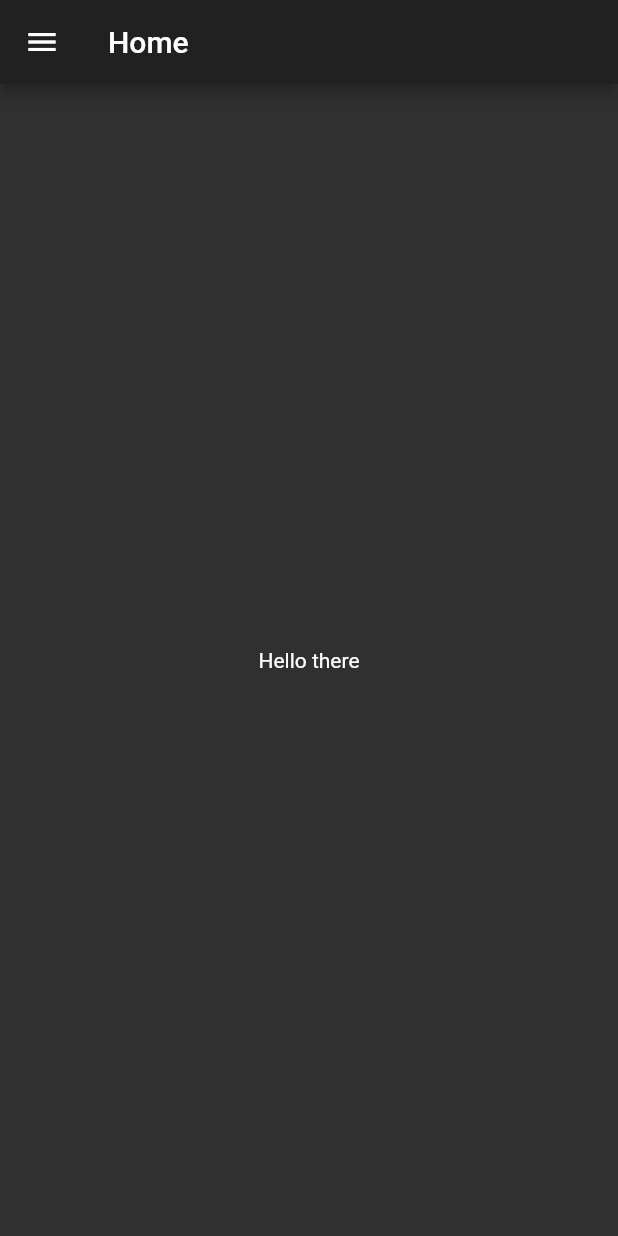
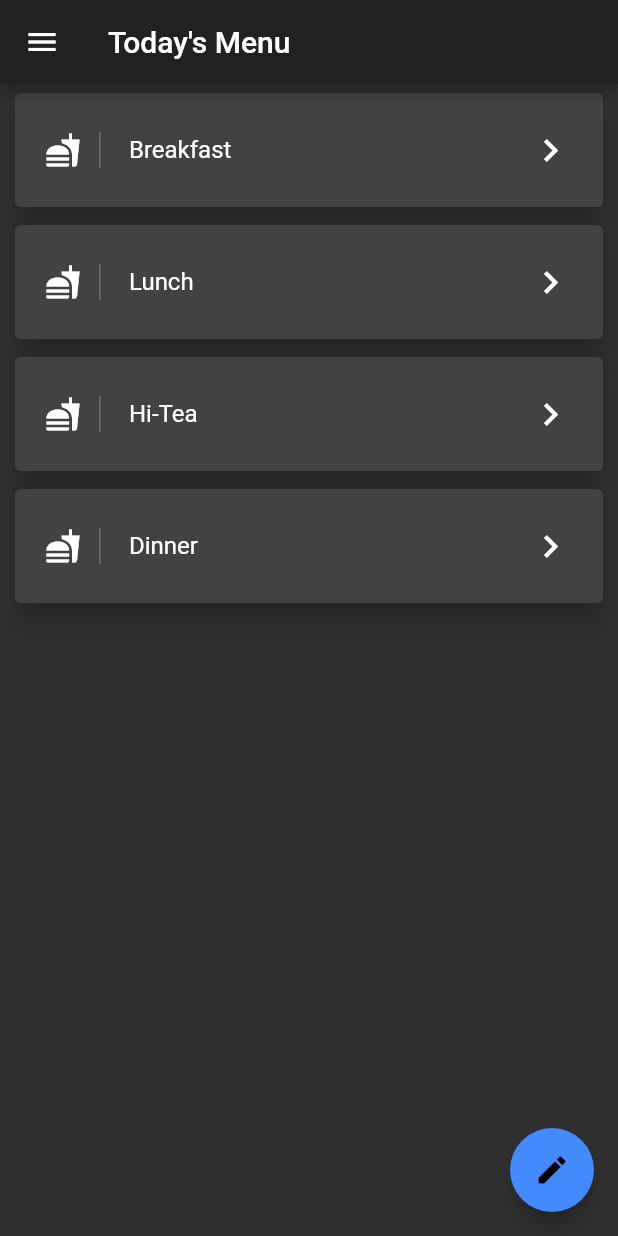
Before and after one commit to DanccKnight/DMRS-, a Flutter app: the Home screen opened by its route, on a phone screen of 412 x 824 dp. Run offline on Flutter 3.47's test engine with Material 2 defaults, Android fonts, the phone set to English and light mode, and no system bars; our stand-ins replace cloud_firestore, firebase_auth, google_sign_in; accounts and stored records are empty.

Commit message:
Hacky solution for user not being updated

```diff
--- a/lib/UI/HomePage.dart
+++ b/lib/UI/HomePage.dart
@@ -1,6 +1,7 @@
 import 'package:flutter/gestures.dart';
 import 'package:flutter/material.dart';
 import 'package:url_launcher/url_launcher.dart';
+import 'package:dmrs/Data/Singleton.dart';
 
 class Home extends StatefulWidget {
   @override
@@ -10,11 +11,26 @@ class Home extends StatefulWidget {
 class _HomeState extends State<Home> {
   TapGestureRecognizer _githubTapRecognizer;
 
+  UserData user = UserData();
+  bool _ask;
+  final String _b = "Breakfast";
+  final String _l = "Lunch";
+  final String _ht = "Hi-Tea";
+  final String _d = "Dinner";
+
   @override
   void initState() {
     super.initState();
     _githubTapRecognizer = new TapGestureRecognizer()
       ..onTap = () => _openUrl(githubUrl);
+    askIfEmployee(user);
+    Future.delayed(Duration(seconds: 1), ()=>setState((){}));
+  }
+
+  askIfEmployee(UserData user) {
+    if (user.user.isEmployee == null) {
+      _ask = true;
+    }
   }
 
   @override
@@ -24,7 +40,7 @@ class _HomeState extends State<Home> {
   }
 
   void _openUrl(String url) async {
-    // Close the about dialog.
+    // Close the about dialog.static Future<bool> signUpWithGoogle({bool silent})
     Navigator.pop(context);
 
     if (await canLaunch(url)) {
@@ -36,22 +52,32 @@ class _HomeState extends State<Home> {
 
   @override
   Widget build(BuildContext context) {
+    return mainThing();
+  }
+
+  Widget mainThing(){
     return Scaffold(
         appBar: AppBar(
-        title: new Text("Home"),
+          title: new Text("Today's Menu"),
         ),
         drawer: Drawer(
           child: ListView(
             padding: EdgeInsets.zero,
             children: <Widget>[
-            DrawerHeader(
-              child: Text('Username'),
-              decoration: BoxDecoration(color: Colors.indigoAccent),
+              UserAccountsDrawerHeader(
+                accountName: Text(UserData().fireUser==null?"":UserData().fireUser.displayName),
+                accountEmail: Text(UserData().fireUser==null?"":UserData().fireUser.email),
+                currentAccountPicture: new GestureDetector(
+                  child: new CircleAvatar(
+                    backgroundImage: new NetworkImage(UserData().fireUser==null?"":user.fireUser.photoUrl),
+                  ),
+                ),
+                decoration: BoxDecoration(color: Colors.blueAccent),
               ),
               ListTile(
-              title: Text('Mess Menu'),
+                title: Text('Feedback'),
                 onTap: () {
-                Navigator.of(context).pushNamed('/Menu');
+                  Navigator.of(context).pushNamed('/Feedback');
                 },
               ),
               ListTile(
@@ -62,10 +88,21 @@ class _HomeState extends State<Home> {
           ),
         ),
         body: Center(
-        child: new Text("Hello there"),
+            child: Column(children: <Widget>[
+              card(_b),
+              card(_l),
+              card(_ht),
+              card(_d),
+            ])),
+        floatingActionButton: new FloatingActionButton(
+          onPressed: null,
+          child: Icon(Icons.edit,
+            color: Colors.black,
           ),
-    );
+          backgroundColor: Colors.blueAccent,
+        ));
   }
+
 
   static const String githubUrl = 'https://github.com/DanccKnight/DMRS-';
 
@@ -79,14 +116,14 @@ class _HomeState extends State<Home> {
           content: new RichText(
               text: new TextSpan(
                   text:
-                      'The app has been made using Flutter, check out the source code from: ',
+                      'This app has been made using Flutter and Cloud Firestore. Feel free to check out the code at: ',
                   children: <TextSpan>[
                 new TextSpan(
                     text: 'https://github.com/DanccKnight/DMRS-',
                     recognizer: _githubTapRecognizer,
                     style: const TextStyle(
                         color: Colors.blue,
-                        decoration: TextDecoration.underline))
+                        decoration: TextDecoration.underline)),
               ])),
           actions: <Widget>[
             // usually buttons at the bottom of the dialog
@@ -101,4 +138,52 @@ class _HomeState extends State<Home> {
       },
     );
   }
+
+  void _showMenu(String value) {
+    showDialog(
+      context: context,
+      builder: (BuildContext context) {
+        // return object of type Dialog
+        return AlertDialog(
+          title: new Text(value),
+          content: new Text("Pretend this is the menu"),
+          actions: <Widget>[
+            // usually buttons at the bottom of the dialog
+            new FlatButton(
+              child: new Text("Close"),
+              onPressed: () {
+                Navigator.of(context).pop();
+              },
+            ),
+          ],
+        );
+      },
+    );
   }
+
+  Widget card(String value) {
+    return Container(
+        child: Card(
+          elevation: 8.0,
+          margin: new EdgeInsets.symmetric(horizontal: 10.0, vertical: 6.0),
+          child: Container(
+            child: ListTile(
+                contentPadding:
+                EdgeInsets.symmetric(horizontal: 20.0, vertical: 10.0),
+                leading: Container(
+                  padding: EdgeInsets.only(right: 12.0),
+                  decoration: new BoxDecoration(
+                      border: new Border(
+                          right:
+                          new BorderSide(width: 1.0, color: Colors.white24))),
+                  child: Icon(Icons.fastfood, color: Colors.white),
+                ),
+                title: Text(value),
+                trailing: Icon(Icons.keyboard_arrow_right,
+                    color: Colors.white, size: 30.0),
+                onTap: () => _showMenu(value)),
+          ),
+        ));
+  }
+
+}
--- a/lib/UI/Signin.dart
+++ b/lib/UI/Signin.dart
@@ -47,9 +47,9 @@ class _loginPageState extends State<loginPage> {
                   color: Colors.blue,
                   onPressed: () async {
                     if (await Auth.signInWithGoogle() == true)
-                      Navigator.of(context).pushReplacementNamed('/Home');
+                      Future.delayed(Duration(seconds: 1), ()=>Navigator.of(context).pushReplacementNamed('/Home'));
                   },
-                  child: new Text("Sign in with Google"),
+                  child: new Text("Sign up with Google"),
                 )),
           ],
         ),
--- a/lib/main.dart
+++ b/lib/main.dart
@@ -2,7 +2,7 @@ import 'package:flutter/material.dart';
 import 'package:dmrs/UI/Signin.dart';
 import 'package:dmrs/UI/HomePage.dart';
 import 'package:dmrs/UI/SignUp.dart';
-import 'package:dmrs/UI/Menu.dart';
+import 'package:dmrs/UI/Feedback.dart';
 
 void main() => runApp(MyApp());
 
@@ -17,7 +17,7 @@ class MyApp extends StatelessWidget {
       routes: <String,WidgetBuilder>{
         '/Home': (BuildContext context) => new Home(),
         '/SignUp': (BuildContext context) => new SignupPage(),
-        '/Menu': (BuildContext context) => new Menu(),
+        '/Feedback': (BuildContext context) => new feedback(),
       }
     );
   }
```
Also changed, not shown: lib/UI/Feedback.dart (added, +15 -0 lines), lib/UI/Menu.dart (deleted, +0 -83 lines). Lines whose indentation alone changed are shown as unchanged.
